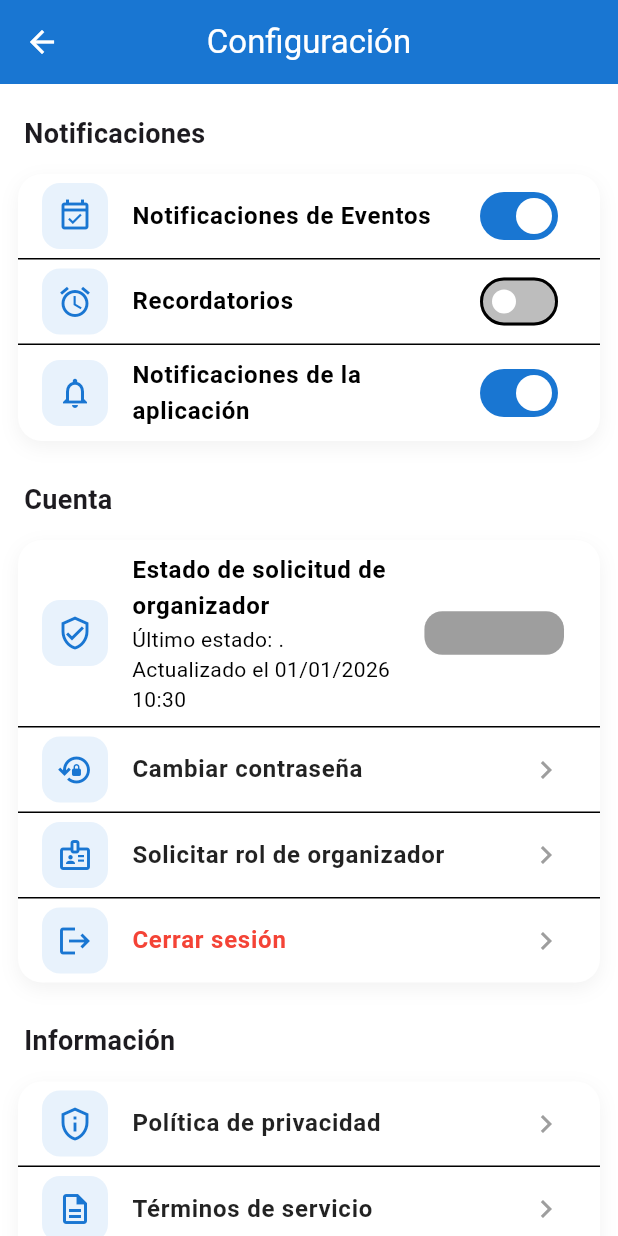
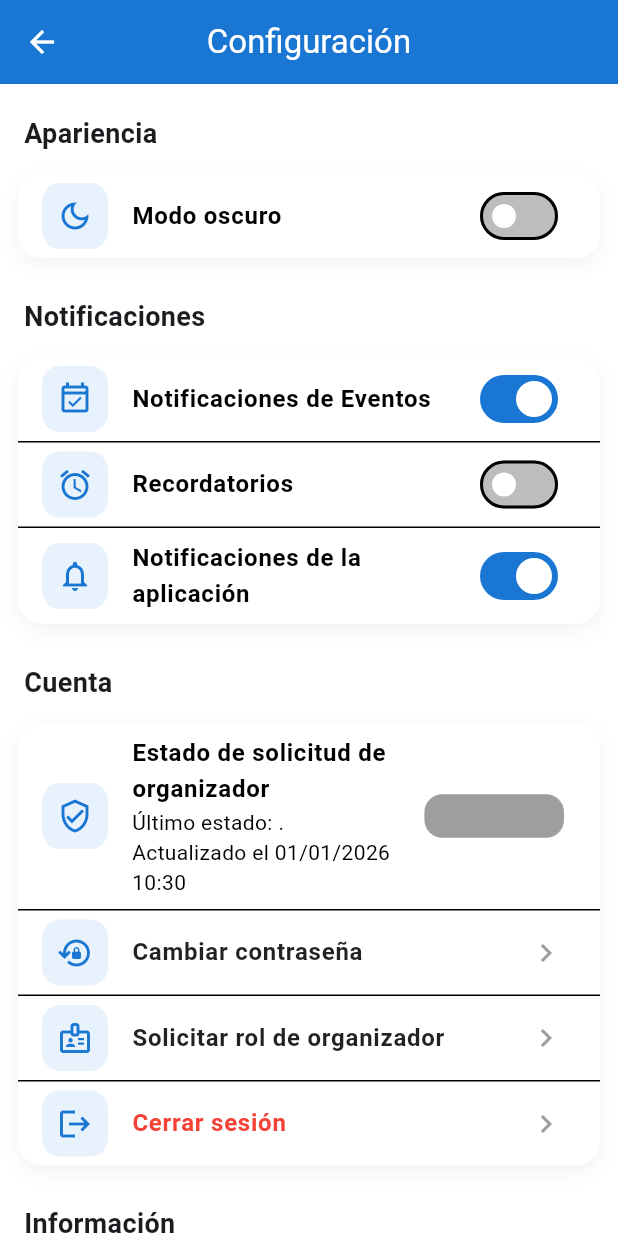
Before and after one commit to dieee-go/Moviles, a Flutter app: the HomeScreen screen opened by its route, item 4 of the bottom bar chosen, after a tap on the "settings" icon, on a phone screen of 412 x 824 dp. Run offline on Flutter 3.47's test engine with Material 3 defaults, Android fonts, the phone set to English and light mode, and no system bars; our stand-ins replace image_picker, supabase_flutter; accounts and stored records are empty.

Commit message:
Add dark mode support (antes de implementar M3)
Introduces a global ThemeController and dark mode toggle in settings, allowing users to switch between light and dark themes. Updates card and UI styling to respect theme, and improves admin panel and event explore screens with better loading skeletons. Also updates the 'intl' package to version 0.20.2 and fixes admin navigation order for consistency.

```diff
--- a/lib/pages/settings_page.dart
+++ b/lib/pages/settings_page.dart
@@ -20,12 +20,23 @@ class _SettingsPageState extends State<SettingsPage> {
   String? _requestStatus;
   DateTime? _requestUpdatedAt;
   String? _profileRole;
+  ThemeMode _themeMode = ThemeMode.light;
 
   @override
   void initState() {
     super.initState();
     _loadUserRole();
     _loadRequestStatus();
+  }
+
+  @override
+  void didChangeDependencies() {
+    super.didChangeDependencies();
+    final controller = ThemeController.of(context);
+    final mode = controller?.themeMode ?? ThemeMode.light;
+    if (_themeMode != mode) {
+      setState(() => _themeMode = mode);
+    }
   }
 
   Future<void> _loadUserRole() async {
@@ -315,16 +326,20 @@ class _SettingsPageState extends State<SettingsPage> {
   }
 
   Widget _sectionCard({required List<Widget> children}) {
+    final isDark = Theme.of(context).brightness == Brightness.dark;
+    final shadowColor = isDark
+      ? Colors.black.withValues(alpha: 90) // 35% of 255 ≈ 90
+      : const Color(0x0D000000);
     return Container(
       margin: const EdgeInsets.symmetric(horizontal: 12, vertical: 6),
       decoration: BoxDecoration(
-        color: Colors.white,
+        color: Theme.of(context).cardColor,
         borderRadius: BorderRadius.circular(16),
-        boxShadow: const [
+        boxShadow: [
           BoxShadow(
-            color: Color(0x0D000000),
-            blurRadius: 10,
-            offset: Offset(0, 4),
+            color: shadowColor,
+            blurRadius: isDark ? 14 : 10,
+            offset: const Offset(0, 4),
           ),
         ],
       ),
@@ -391,6 +406,13 @@ class _SettingsPageState extends State<SettingsPage> {
     );
   }
 
+  void _toggleDarkMode(bool value) {
+    final controller = ThemeController.of(context);
+    final mode = value ? ThemeMode.dark : ThemeMode.light;
+    controller?.setThemeMode(mode);
+    setState(() => _themeMode = mode);
+  }
+
   @override
   Widget build(BuildContext context) {
     return Scaffold(
@@ -401,6 +423,18 @@ class _SettingsPageState extends State<SettingsPage> {
       body: ListView(
         padding: const EdgeInsets.symmetric(vertical: 12),
         children: [
+          _sectionTitle('Apariencia'),
+          _sectionCard(
+            children: [
+              _switchTile(
+                icon: Icons.dark_mode_outlined,
+                title: 'Modo oscuro',
+                value: _themeMode == ThemeMode.dark,
+                onChanged: _toggleDarkMode,
+              ),
+            ],
+          ),
+          const SizedBox(height: 12),
           _sectionTitle('Notificaciones'),
           _sectionCard(
             children: [
--- a/lib/screens/home/home_screen.dart
+++ b/lib/screens/home/home_screen.dart
@@ -64,15 +64,15 @@ class _HomeScreenState extends State<HomeScreen> {
     if (role == 'admin') {
       _pages = [
         InicioScreen(),
+        ExploreEventsScreen(),
         AdminPanelScreen(),
-        ExploreEventsScreen(),
         const CalendarScreen(),
         const ProfilePage(),
       ];
       _navItems = const [
         BottomNavigationBarItem(icon: Icon(Icons.home), label: 'Inicio'),
+        BottomNavigationBarItem(icon: Icon(Icons.explore), label: 'Explorar'),
         BottomNavigationBarItem(icon: Icon(Icons.dashboard), label: 'Admin'),
-        BottomNavigationBarItem(icon: Icon(Icons.explore), label: 'Explorar'),
         BottomNavigationBarItem(icon: Icon(Icons.calendar_today), label: 'Calendario'),
         BottomNavigationBarItem(icon: Icon(Icons.person), label: 'Perfil'),
       ];
--- a/pubspec.yaml
+++ b/pubspec.yaml
@@ -36,7 +36,7 @@ dependencies:
   cupertino_icons: ^1.0.8
   supabase_flutter: ^2.0.0
   image_picker: ^1.0.5
-  intl: ^0.19.0
+  intl: ^0.20.2
 
 dev_dependencies:
   flutter_test:
```
Also changed, not shown: lib/main.dart (+107 -5 lines), lib/screens/admin/admin_panel_screen.dart (+36 -7 lines), lib/screens/events/explore_events_screen.dart (+9 -7 lines), pubspec.lock.
